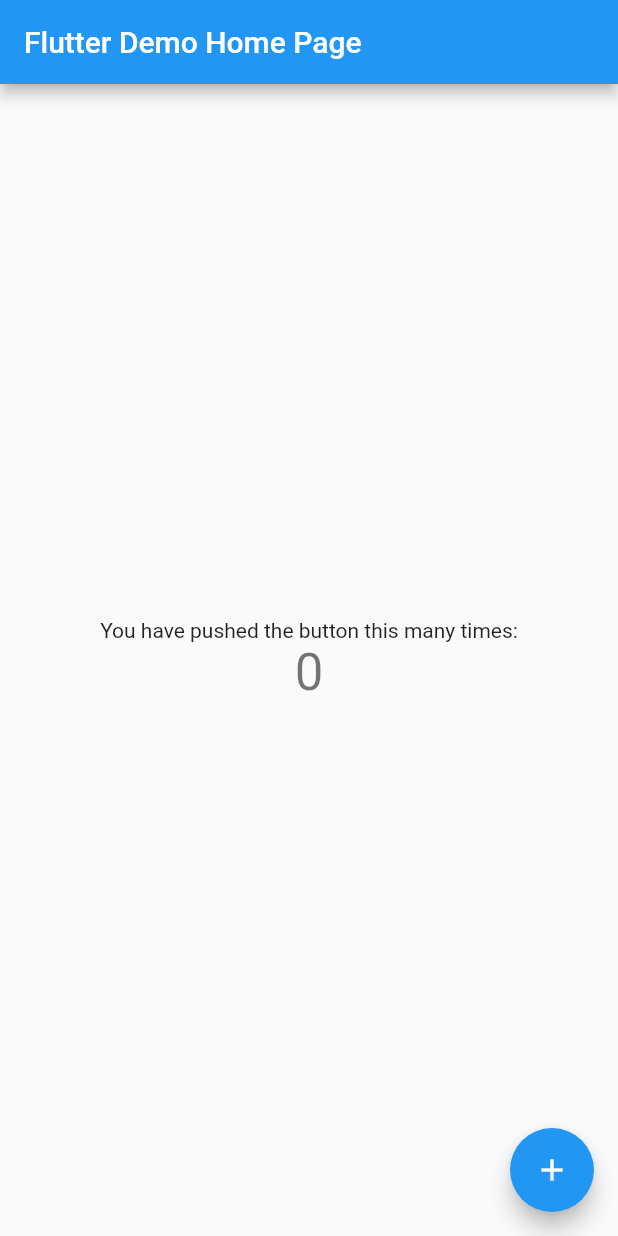
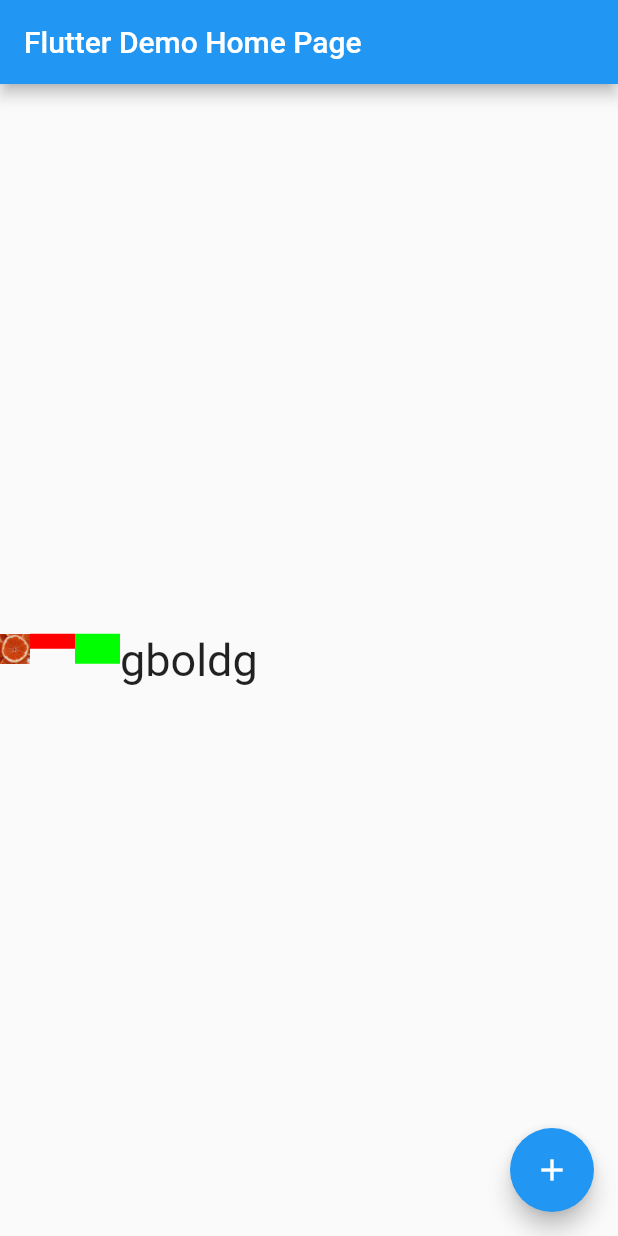
Before and after one commit to matsuhiro/flex_baseline_test, a Flutter app: the screen it shows after launch, on a phone screen of 412 x 824 dp. Run offline on Flutter 3.47's test engine with Material 2 defaults, Android fonts, the phone set to English and light mode, and no system bars.

Commit message:
Alignment.baseline

```diff
--- a/lib/main.dart
+++ b/lib/main.dart
@@ -74,29 +74,42 @@ class _MyHomePageState extends State<MyHomePage> {
       body: Center(
         // Center is a layout widget. It takes a single child and positions it
         // in the middle of the parent.
-        child: Column(
-          // Column is also a layout widget. It takes a list of children and
-          // arranges them vertically. By default, it sizes itself to fit its
-          // children horizontally, and tries to be as tall as its parent.
-          //
-          // Invoke "debug painting" (press "p" in the console, choose the
-          // "Toggle Debug Paint" action from the Flutter Inspector in Android
-          // Studio, or the "Toggle Debug Paint" command in Visual Studio Code)
-          // to see the wireframe for each widget.
-          //
-          // Column has various properties to control how it sizes itself and
-          // how it positions its children. Here we use mainAxisAlignment to
-          // center the children vertically; the main axis here is the vertical
-          // axis because Columns are vertical (the cross axis would be
-          // horizontal).
-          mainAxisAlignment: MainAxisAlignment.center,
+        child: Row(
+          crossAxisAlignment: CrossAxisAlignment.baseline,
+          textBaseline: TextBaseline.alphabetic,
           children: <Widget>[
-            Text(
-              'You have pushed the button this many times:',
+            SizedBox(
+              width: 20,
+              height: 20,
+              child: Image.asset('assets/image_1.jpeg'),
+            ),
+            Container(
+              width: 30,
+              height: 10,
+              decoration: BoxDecoration(
+                color: Color.fromARGB(
+                  255,
+                  255,
+                  0,
+                  0,
+                ),
+              ),
+            ),
+            Container(
+              width: 30,
+              height: 20,
+              decoration: BoxDecoration(
+                color: Color.fromARGB(
+                  255,
+                  0,
+                  255,
+                  0,
+                ),
+              ),
             ),
             Text(
-              '$_counter',
-              style: Theme.of(context).textTheme.display1,
+              'gboldg',
+              style: TextStyle(fontSize: 30),
             ),
           ],
         ),
```
